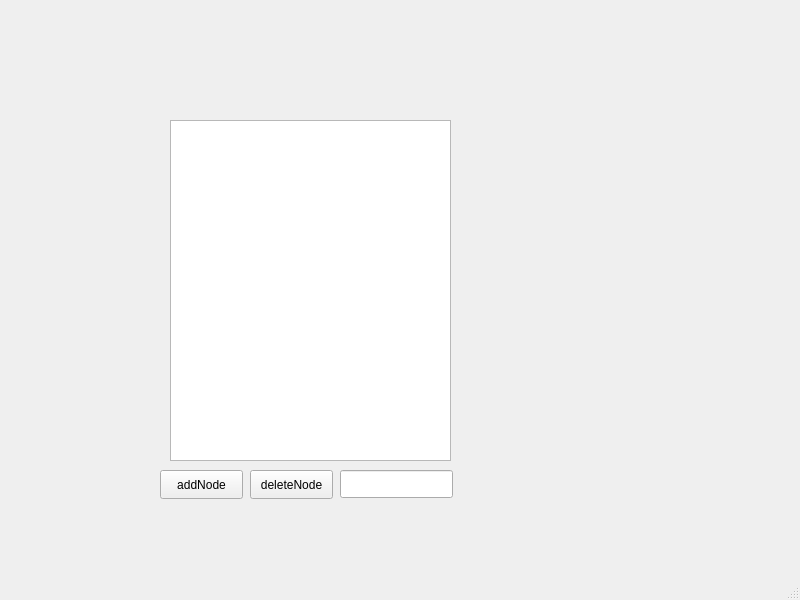
Old version of the form AISD_lab2.1/qt/mainwindow.ui in the repository KvasBulbas/AISD_lab2.2.
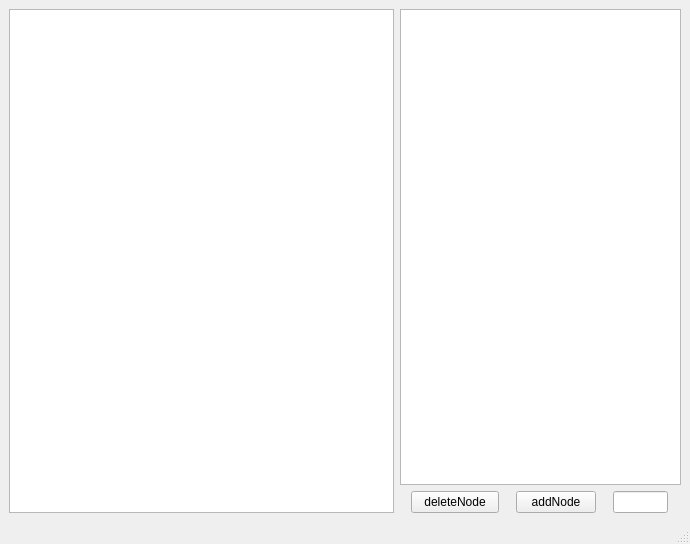
New version of the form.

Diff of the .ui file:
```diff
--- a/AISD_lab2.1/qt/mainwindow.ui
+++ b/AISD_lab2.1/qt/mainwindow.ui
@@ -6,49 +6,22 @@
    <rect>
     <x>0</x>
     <y>0</y>
-    <width>800</width>
-    <height>600</height>
+    <width>690</width>
+    <height>544</height>
    </rect>
   </property>
   <property name="windowTitle">
    <string>MainWindow</string>
   </property>
   <widget class="QWidget" name="centralwidget">
-   <widget class="QPushButton" name="button_addNode">
-    <property name="geometry">
-     <rect>
-      <x>160</x>
-      <y>470</y>
-      <width>83</width>
-      <height>29</height>
-     </rect>
-    </property>
-    <property name="text">
-     <string>addNode</string>
-    </property>
-   </widget>
-   <widget class="QPushButton" name="button_deleteNode">
-    <property name="geometry">
-     <rect>
-      <x>250</x>
-      <y>470</y>
-      <width>83</width>
-      <height>29</height>
-     </rect>
-    </property>
-    <property name="text">
-     <string>deleteNode</string>
-    </property>
-   </widget>
+   <layout class="QGridLayout" name="gridLayout">
+    <item row="0" column="0">
+     <widget class="QGraphicsView" name="graphicsView"/>
+    </item>
+    <item row="0" column="1">
+     <layout class="QVBoxLayout" name="verticalLayout">
+      <item>
    <widget class="QListWidget" name="nodeList">
-    <property name="geometry">
-     <rect>
-      <x>170</x>
-      <y>120</y>
-      <width>281</width>
-      <height>341</height>
-     </rect>
-    </property>
     <property name="maximumSize">
      <size>
       <width>281</width>
@@ -56,16 +29,50 @@
      </size>
     </property>
    </widget>
+      </item>
+      <item>
+       <layout class="QHBoxLayout" name="horizontalLayout">
+        <item>
+         <widget class="QPushButton" name="button_deleteNode">
+          <property name="maximumSize">
+           <size>
+            <width>88</width>
+            <height>29</height>
+           </size>
+          </property>
+          <property name="text">
+           <string>deleteNode</string>
+          </property>
+         </widget>
+        </item>
+        <item>
+         <widget class="QPushButton" name="button_addNode">
+          <property name="maximumSize">
+           <size>
+            <width>80</width>
+            <height>29</height>
+           </size>
+          </property>
+          <property name="text">
+           <string>addNode</string>
+          </property>
+         </widget>
+        </item>
+        <item>
    <widget class="QLineEdit" name="nodeKey">
-    <property name="geometry">
-     <rect>
-      <x>340</x>
-      <y>470</y>
-      <width>113</width>
+          <property name="maximumSize">
+           <size>
+            <width>55</width>
       <height>28</height>
-     </rect>
-    </property>
-   </widget>
+           </size>
+          </property>
+         </widget>
+        </item>
+       </layout>
+      </item>
+     </layout>
+    </item>
+   </layout>
   </widget>
   <widget class="QMenuBar" name="menubar">
    <property name="geometry">
```
Left out of the diff: 2 changed lines with no effect on the pictures. Lines whose indentation alone changed are shown as unchanged.
